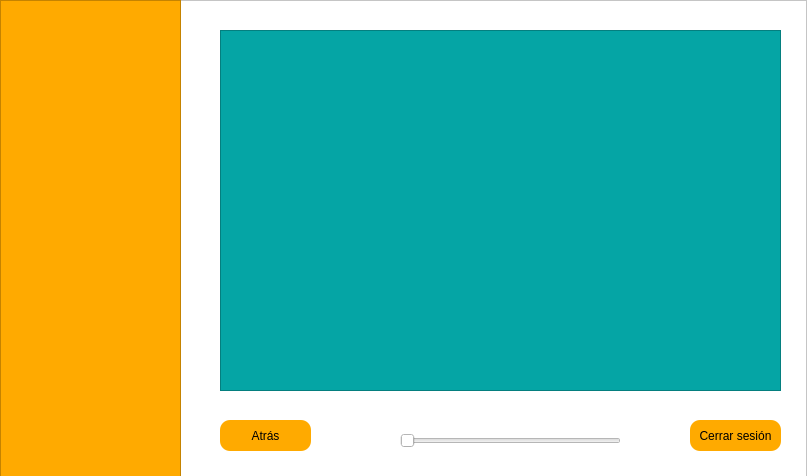
The window that Visualizador.ui (Laura00Ag/Entregable-3) describes before a commit, drawn with Qt 5.
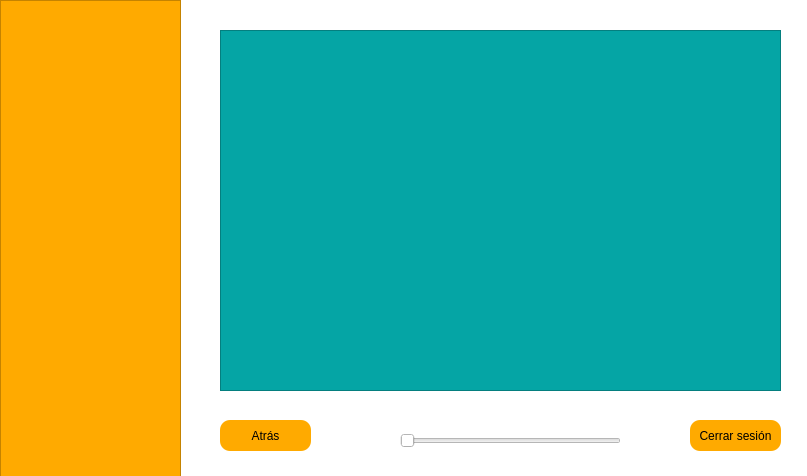
The same window after the commit.

Patch:
```diff
--- a/Visualizador.ui
+++ b/Visualizador.ui
@@ -13,7 +13,7 @@
   <property name="windowTitle">
    <string>Form</string>
   </property>
-  <widget class="QFrame" name="frame">
+  <widget class="QWidget" name="widget" native="true">
    <property name="geometry">
     <rect>
      <x>0</x>
@@ -25,12 +25,6 @@
    <property name="styleSheet">
     <string notr="true">background-color: rgb(255, 255, 255);</string>
    </property>
-   <property name="frameShape">
-    <enum>QFrame::StyledPanel</enum>
-   </property>
-   <property name="frameShadow">
-    <enum>QFrame::Raised</enum>
-   </property>
    <widget class="QSlider" name="horizontalSlider">
     <property name="geometry">
      <rect>
```
Left out of the diff: 6 changed lines with no effect on the pictures.
